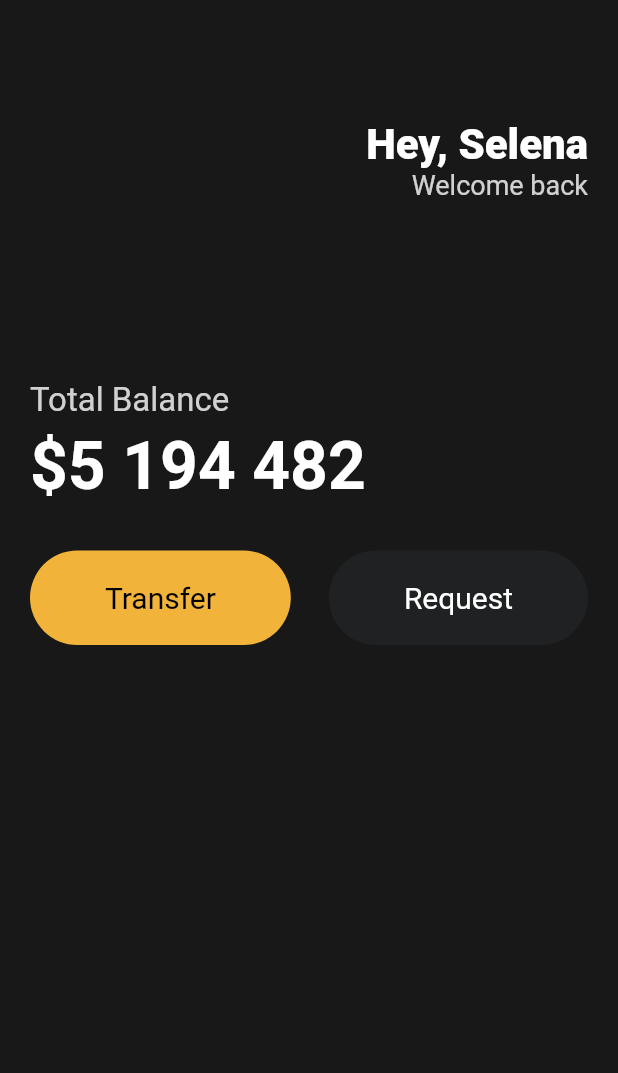
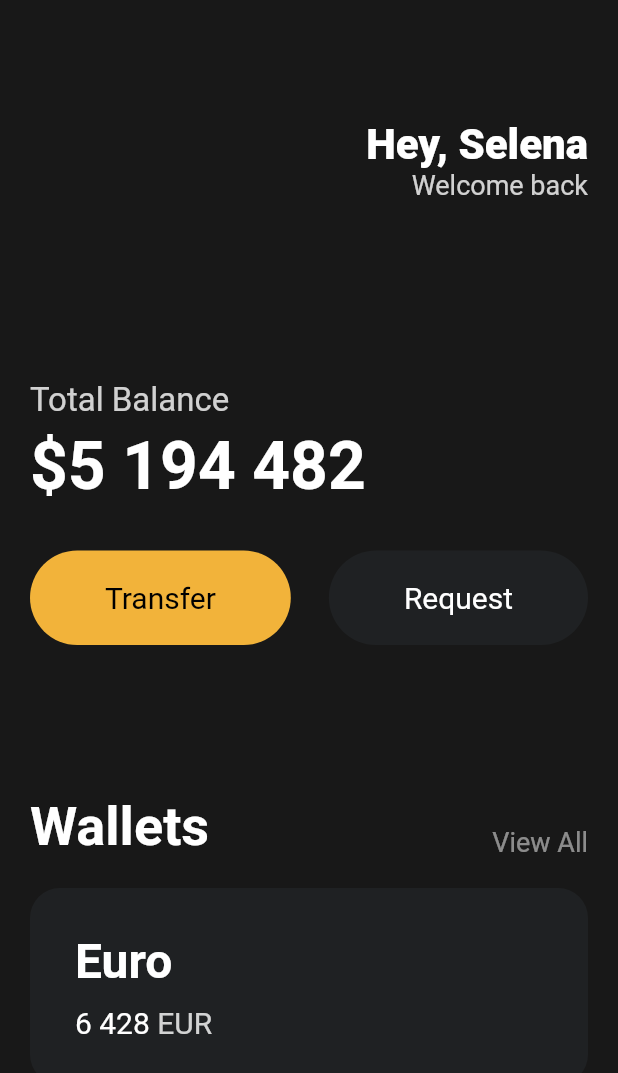
Before and after one commit to Alpaca92/toonflix, a Flutter app: the screen it shows after launch, on a phone screen of 412 x 824 dp. Shown: the top 1073 px of the screen. Run offline on Flutter 3.47's test engine with Material 2 defaults, Android fonts, the phone set to English and light mode, and no system bars.

Commit message:
flutter: #3.6

```diff
--- a/lib/main.dart
+++ b/lib/main.dart
@@ -87,6 +87,83 @@ class App extends StatelessWidget {
                   ),
                 ],
               ),
+              const SizedBox(
+                height: 100,
+              ),
+              Row(
+                mainAxisAlignment: MainAxisAlignment.spaceBetween,
+                crossAxisAlignment: CrossAxisAlignment.end,
+                children: [
+                  const Text(
+                    'Wallets',
+                    style: TextStyle(
+                      color: Colors.white,
+                      fontSize: 36,
+                      fontWeight: FontWeight.w600,
+                    ),
+                  ),
+                  Text(
+                    'View All',
+                    style: TextStyle(
+                      color: Colors.white.withOpacity(0.5),
+                      fontSize: 18,
+                    ),
+                  ),
+                ],
+              ),
+              const SizedBox(
+                height: 20,
+              ),
+              Container(
+                decoration: BoxDecoration(
+                  color: const Color(0xFF1F2123),
+                  borderRadius: BorderRadius.circular(20),
+                ),
+                child: Padding(
+                  padding: const EdgeInsets.all(30),
+                  child: Row(
+                    children: [
+                      Column(
+                        crossAxisAlignment: CrossAxisAlignment.start,
+                        children: [
+                          const Text(
+                            'Euro',
+                            style: TextStyle(
+                              color: Colors.white,
+                              fontSize: 32,
+                              fontWeight: FontWeight.w600,
+                            ),
+                          ),
+                          const SizedBox(
+                            height: 10,
+                          ),
+                          Row(
+                            children: [
+                              const Text(
+                                "6 428",
+                                style: TextStyle(
+                                  color: Colors.white,
+                                  fontSize: 20,
+                                ),
+                              ),
+                              const SizedBox(
+                                width: 5,
+                              ),
+                              Text(
+                                "EUR",
+                                style: TextStyle(
+                                  color: Colors.white.withOpacity(0.8),
+                                  fontSize: 20,
+                                ),
+                              ),
+                            ],
+                          ),
+                        ],
+                      ),
+                    ],
+                  ),
+                ),
+              ),
             ],
           ),
         ),
```
